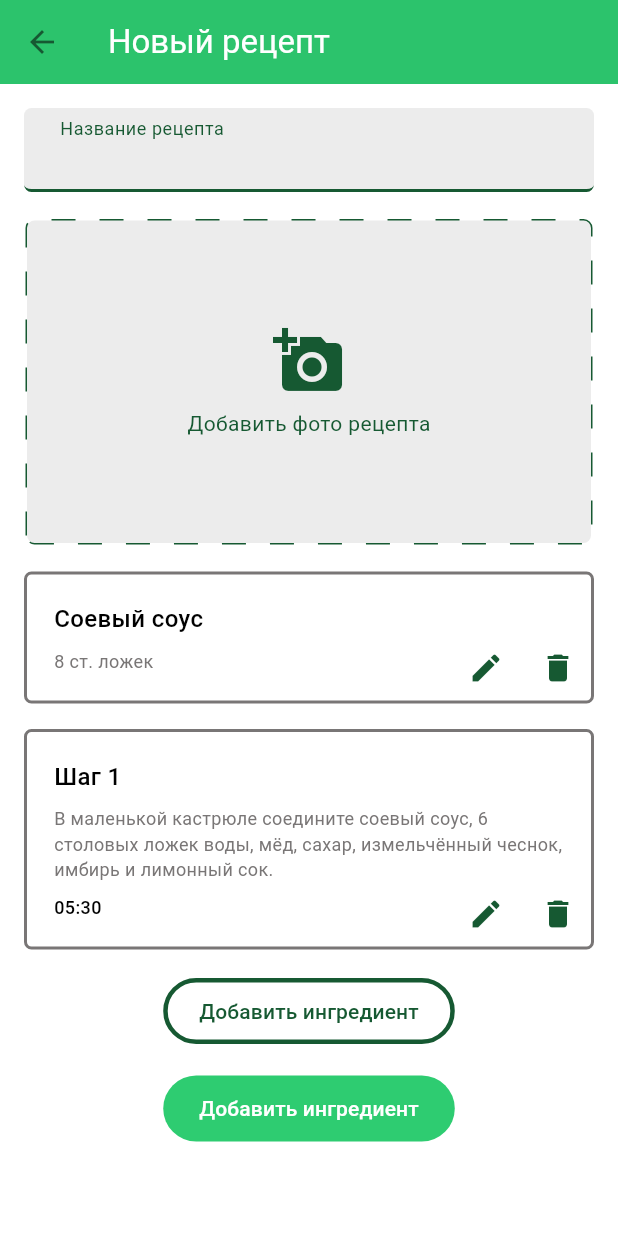
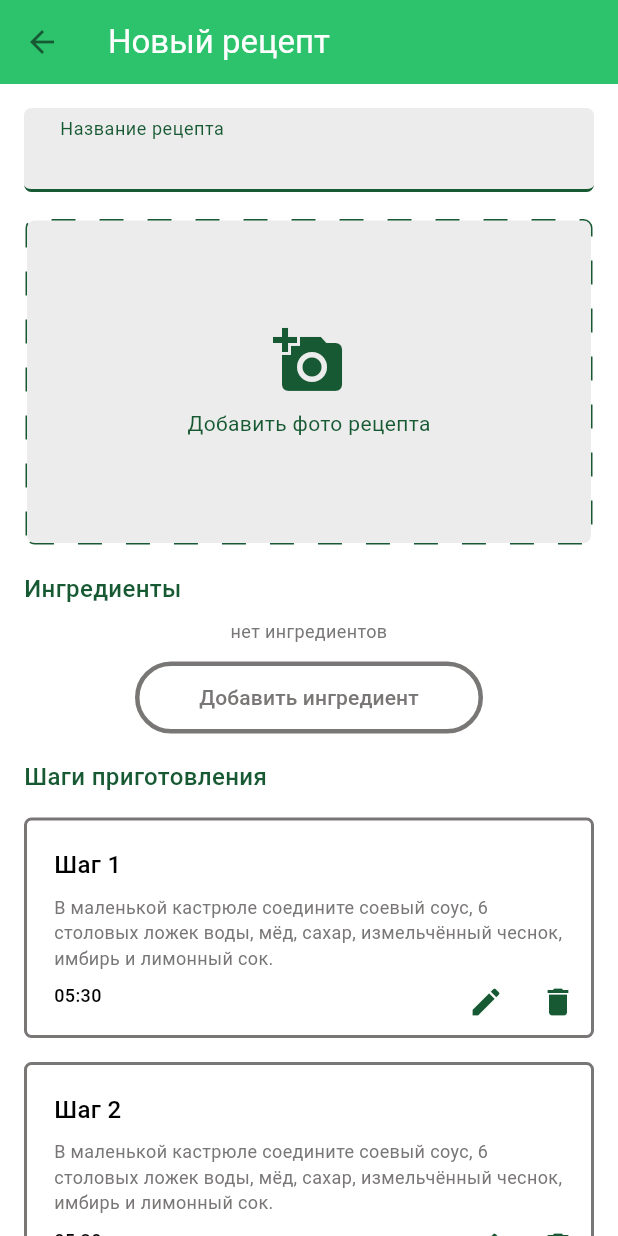
Before and after one commit to rddeveloper2019/flutter_food_otus, a Flutter app: the RecipeFormPage screen opened directly, on a phone screen of 412 x 824 dp. Run offline on Flutter 3.47's test engine with Material 3 defaults, Android fonts, the phone set to English and light mode, and no system bars; drawn by our look-alikes of dotted_border; network calls fail.

Commit message:
add details list

```diff
--- a/lib/ui/recipes/recipe_form_page.dart
+++ b/lib/ui/recipes/recipe_form_page.dart
@@ -13,6 +13,7 @@ import 'package:flutter_food_otus/ui/recipes/widgets/add_photo_widget.dart';
 import 'package:flutter_food_otus/ui/recipes/widgets/app_button.dart';
 import 'package:flutter_food_otus/ui/recipes/widgets/app_input.dart';
 import 'package:flutter_food_otus/ui/recipes/widgets/detail_card.dart';
+import 'package:flutter_food_otus/ui/recipes/widgets/details_list.dart';
 
 class RecipeFormPage extends StatefulWidget {
   final int recipeId;
@@ -65,15 +66,18 @@ class _RecipeFormPageState extends State<RecipeFormPage> {
               AppInput(labelText: "Название рецепта", numeric: true),
               SizedBox(height: 17),
               AddPhotoWidget(text: 'Добавить фото рецепта', onClick: () {}),
+
               SizedBox(height: 17),
-              DetailCard(
-                title: 'Соевый соус',
-                text: '8 ст. ложек',
-                onEdit: () {},
-                onDelete: () {},
+              DetailsList(
+                list: [],
+                buttonText: 'Добавить ингредиент',
+                onAdd: () {},
+                title: 'Ингредиенты',
+                emptyText: 'нет ингредиентов',
               ),
               SizedBox(height: 17),
-
+              DetailsList(
+                list: [
                   DetailCard(
                     title: 'Шаг 1',
                     text:
@@ -82,8 +86,20 @@ class _RecipeFormPageState extends State<RecipeFormPage> {
                     onEdit: () {},
                     onDelete: () {},
                   ),
-              SizedBox(height: 17),
-              AppButton(text: 'Добавить ингредиент', onPressed: () {}),
+                  DetailCard(
+                    title: 'Шаг 2',
+                    text:
+                        'В маленькой кастрюле соедините соевый соус, 6 столовых ложек воды, мёд, сахар, измельчённый чеснок, имбирь и лимонный сок.',
+                    bottomText: '05:30',
+                    onEdit: () {},
+                    onDelete: () {},
+                  ),
+                ],
+                buttonText: 'Добавить шаг',
+                onAdd: () {},
+                title: 'Шаги приготовления',
+                emptyText: 'нет шагов приготовления',
+              ),
               SizedBox(height: 17),
               AppButton(
                 text: 'Добавить ингредиент',
--- a/lib/ui/recipes/widgets/app_button.dart
+++ b/lib/ui/recipes/widgets/app_button.dart
@@ -6,47 +6,65 @@ class AppButton extends StatelessWidget {
   final String text;
   final VoidCallback? onPressed;
   final bool filled;
+  bool disabled;
 
-  const AppButton({
+  AppButton({
     super.key,
     required this.text,
     this.onPressed,
     this.filled = false,
+    this.disabled = false,
   });
 
   @override
   Widget build(BuildContext context) {
     final accentColor = context.appColors.accentColor;
     final mainColor = context.appColors.mainColor;
+    final disabledColor = context.appTextColors.secondaryTextColor;
     final textColor = filled
         ? Colors.white
         : context.appTextColors.mainTextColor;
 
+    final style = ButtonStyle(
+      padding: WidgetStateProperty.all(
+        const EdgeInsets.symmetric(horizontal: 24, vertical: 12),
+      ),
+      shape: WidgetStateProperty.all(
+        RoundedRectangleBorder(borderRadius: BorderRadius.circular(25)),
+      ),
+      fixedSize: WidgetStateProperty.all(const Size(232, 48)),
+    );
+
     if (filled) {
-      return TextButton(
-        onPressed: onPressed,
-        style: TextButton.styleFrom(
-          backgroundColor: accentColor,
-          foregroundColor: Colors.white,
-          padding: const EdgeInsets.symmetric(horizontal: 24, vertical: 12),
-          shape: RoundedRectangleBorder(
-            borderRadius: BorderRadius.circular(25),
+      return UnconstrainedBox(
+        child: TextButton(
+          onPressed: disabled ? null : onPressed,
+          style: style.copyWith(
+            backgroundColor: WidgetStateProperty.all(
+              disabled ? disabledColor : accentColor,
+            ),
+            foregroundColor: WidgetStateProperty.all(Colors.white),
+          ),
+          child: Text(text, style: TextStyle(color: textColor)),
+        ),
+      );
+    } else {
+      return UnconstrainedBox(
+        child: OutlinedButton(
+          onPressed: disabled ? null : onPressed,
+          style: style.copyWith(
+            side: WidgetStateProperty.all(
+              BorderSide(color: disabled ? disabledColor : mainColor, width: 3),
+            ),
+            foregroundColor: WidgetStateProperty.all(
+              disabled ? disabledColor : mainColor,
+            ),
+          ),
+          child: Text(
+            text,
+            style: TextStyle(color: disabled ? disabledColor : textColor),
           ),
         ),
-        child: Text(text, style: TextStyle(color: textColor)),
-      );
-    } else {
-      return OutlinedButton(
-        onPressed: onPressed,
-        style: OutlinedButton.styleFrom(
-          side: BorderSide(color: mainColor, width: 3),
-          foregroundColor: mainColor,
-          padding: const EdgeInsets.symmetric(horizontal: 24, vertical: 12),
-          shape: RoundedRectangleBorder(
-            borderRadius: BorderRadius.circular(25),
-          ),
-        ),
-        child: Text(text, style: TextStyle(color: textColor)),
       );
     }
   }
--- /dev/null
+++ b/lib/ui/recipes/widgets/details_list.dart
@@ -0,0 +1,62 @@
+import 'package:flutter/material.dart';
+import 'package:flutter_food_otus/theme/app_colors.dart';
+import 'package:flutter_food_otus/ui/recipes/widgets/app_button.dart';
+import 'package:flutter_food_otus/ui/recipes/widgets/detail_card.dart';
+
+class DetailsList extends StatelessWidget {
+  final List<DetailCard> list;
+  final String buttonText;
+  final String title;
+  final String emptyText;
+  final VoidCallback onAdd;
+
+  const DetailsList({
+    super.key,
+    required this.list,
+    required this.buttonText,
+    required this.onAdd,
+    required this.title,
+    required this.emptyText,
+  });
+
+  @override
+  Widget build(BuildContext context) {
+    return Column(
+      crossAxisAlignment: CrossAxisAlignment.stretch,
+      children: [
+        Text(
+          textAlign: TextAlign.left,
+          title,
+          style: TextStyle(
+            color: GreenLightThemeTypographyColors.mainTextColor,
+            fontSize: 16,
+            fontWeight: FontWeight.w500,
+          ),
+        ),
+
+        if (list.isEmpty)
+          Padding(
+            padding: const EdgeInsets.only(top: 8.0),
+            child: Text(
+              textAlign: TextAlign.center,
+              emptyText,
+              style: TextStyle(
+                color: GreenLightThemeTypographyColors.secondaryTextColor,
+                fontSize: 12,
+              ),
+            ),
+          ),
+
+        if (list.isNotEmpty)
+          ...list.map(
+            (element) => Padding(
+              padding: EdgeInsetsGeometry.only(top: 16),
+              child: element,
+            ),
+          ),
+        const SizedBox(height: 12),
+        AppButton(text: buttonText, onPressed: onAdd, disabled: list.isEmpty),
+      ],
+    );
+  }
+}
```
Lines whose indentation alone changed are shown as unchanged.
